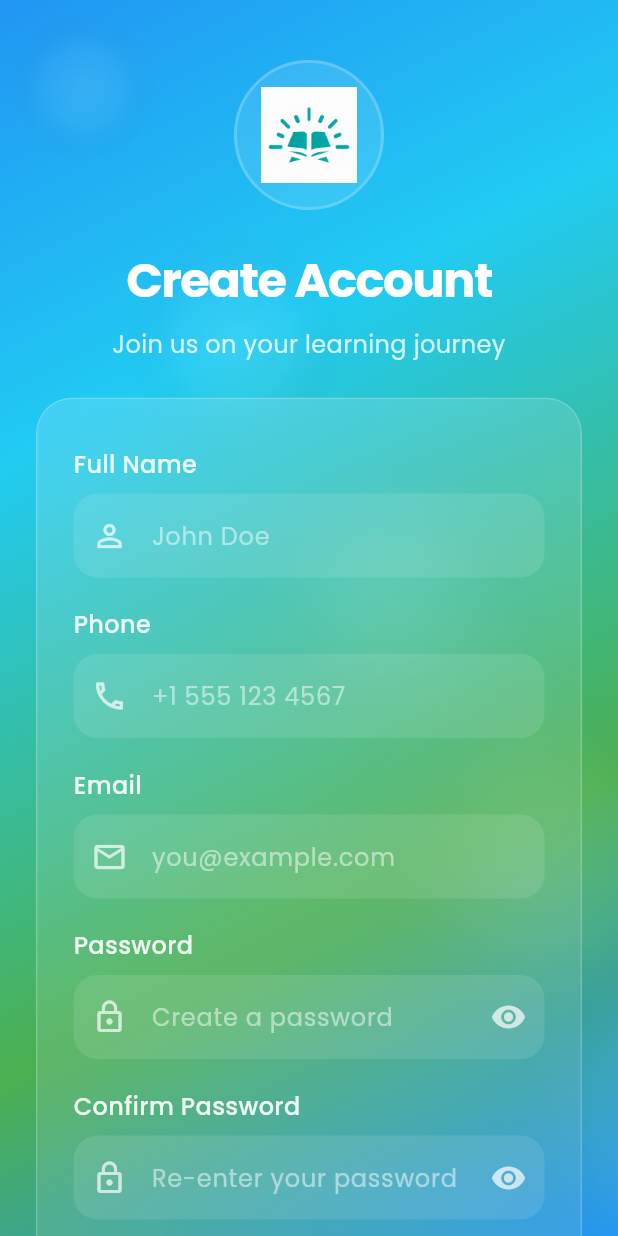
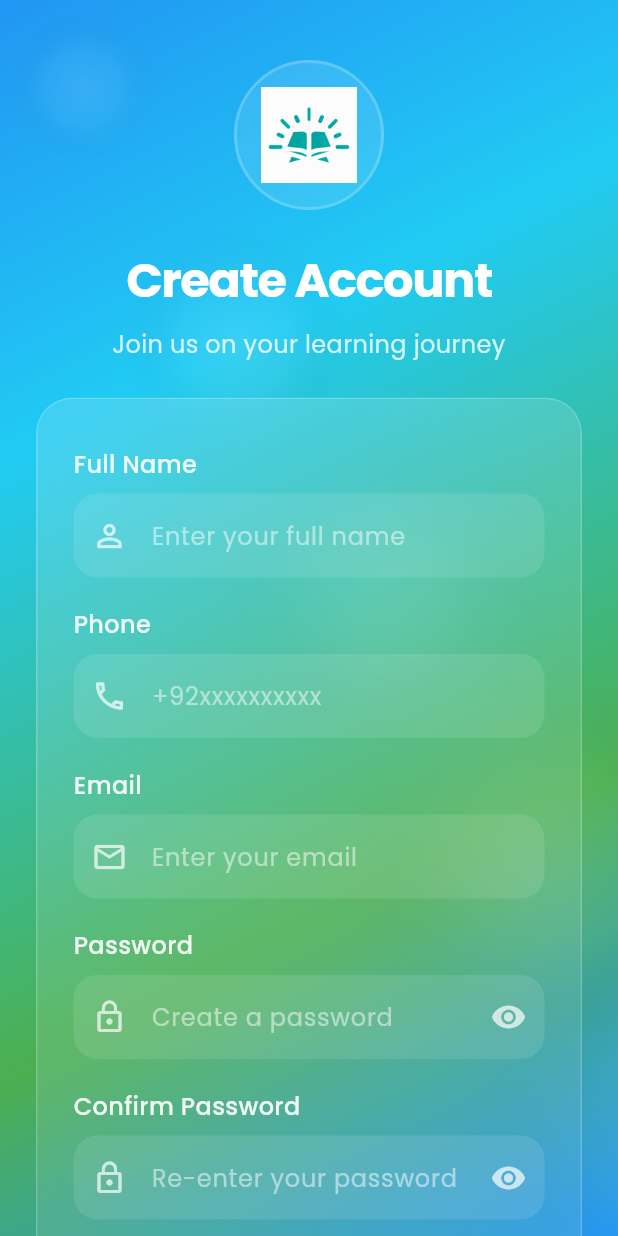
Before and after one commit to Mahad-Ghauri/Online-Quran-Teaching----online-teaching-application-, a Flutter app: the SignUpScreen screen opened by its route, on a phone screen of 412 x 824 dp. Run offline on Flutter 3.47's test engine with Material 3 defaults, Android fonts, the light colour scheme and no system bars; our stand-ins replace cloud_firestore, firebase_auth, firebase_core, go_router, google_fonts; accounts and stored records are empty.

Commit message:
some changes

```diff
--- a/lib/config/router.dart
+++ b/lib/config/router.dart
@@ -1,8 +1,7 @@
-import 'package:flutter/material.dart';
 import 'package:go_router/go_router.dart';
 import 'package:qari_connect/screens/splashscreen.dart';
 import 'package:qari_connect/views/interface/authentication/sign_in_screen.dart';
-import 'package:qari_connect/views/interface/authentication/sign_up_screen.dart' hide SignInScreen;
+import 'package:qari_connect/views/interface/authentication/sign_up_screen.dart';
 import 'package:qari_connect/views/interface/dashboards/qari_dashboard.dart';
 import 'package:qari_connect/views/interface/dashboards/student_dashboard.dart';
 
--- a/lib/screens/splashscreen.dart
+++ b/lib/screens/splashscreen.dart
@@ -1,4 +1,4 @@
-// ignore_for_file: deprecated_member_use
+// ignore_for_file: deprecated_member_use, use_super_parameters
 
 import 'package:flutter/material.dart';
 import 'package:google_fonts/google_fonts.dart';
--- a/lib/views/interface/authentication/sign_in_screen.dart
+++ b/lib/views/interface/authentication/sign_in_screen.dart
@@ -1,4 +1,6 @@
 // Enhanced Sign In Screen
+// ignore_for_file: deprecated_member_use
+
 import 'package:flutter/material.dart';
 import 'package:go_router/go_router.dart';
 import 'package:qari_connect/components/auth_form.dart';
@@ -80,7 +82,7 @@ class _SignInScreenState extends State<SignInScreen> {
                       children: [
                         AuthFormField(
                           labelText: 'Email',
-                          hintText: 'you@example.com',
+                          hintText: 'Enter your email',
                           keyboardType: TextInputType.emailAddress,
                           controller: inputs.emailController,
                           prefixIcon: Icons.email_outlined,
--- a/lib/views/interface/authentication/sign_up_screen.dart
+++ b/lib/views/interface/authentication/sign_up_screen.dart
@@ -103,7 +103,7 @@ class _SignUpScreenState extends State<SignUpScreen> {
                       children: [
                         AuthFormField(
                           labelText: 'Full Name',
-                          hintText: 'John Doe',
+                          hintText: 'Enter your full name',
                           controller: inputs.nameController,
                           prefixIcon: Icons.person_outline,
                           validator: (v) => (v == null || v.isEmpty)
@@ -113,7 +113,7 @@ class _SignUpScreenState extends State<SignUpScreen> {
                         const SizedBox(height: 20),
                         AuthFormField(
                           labelText: 'Phone',
-                          hintText: '+1 555 123 4567',
+                          hintText: '+92xxxxxxxxxx',
                           keyboardType: TextInputType.phone,
                           controller: inputs.phoneController,
                           prefixIcon: Icons.phone_outlined,
@@ -124,7 +124,7 @@ class _SignUpScreenState extends State<SignUpScreen> {
                         const SizedBox(height: 20),
                         AuthFormField(
                           labelText: 'Email',
-                          hintText: 'you@example.com',
+                          hintText: 'Enter your email',
                           keyboardType: TextInputType.emailAddress,
                           controller: inputs.emailController,
                           prefixIcon: Icons.email_outlined,
```
